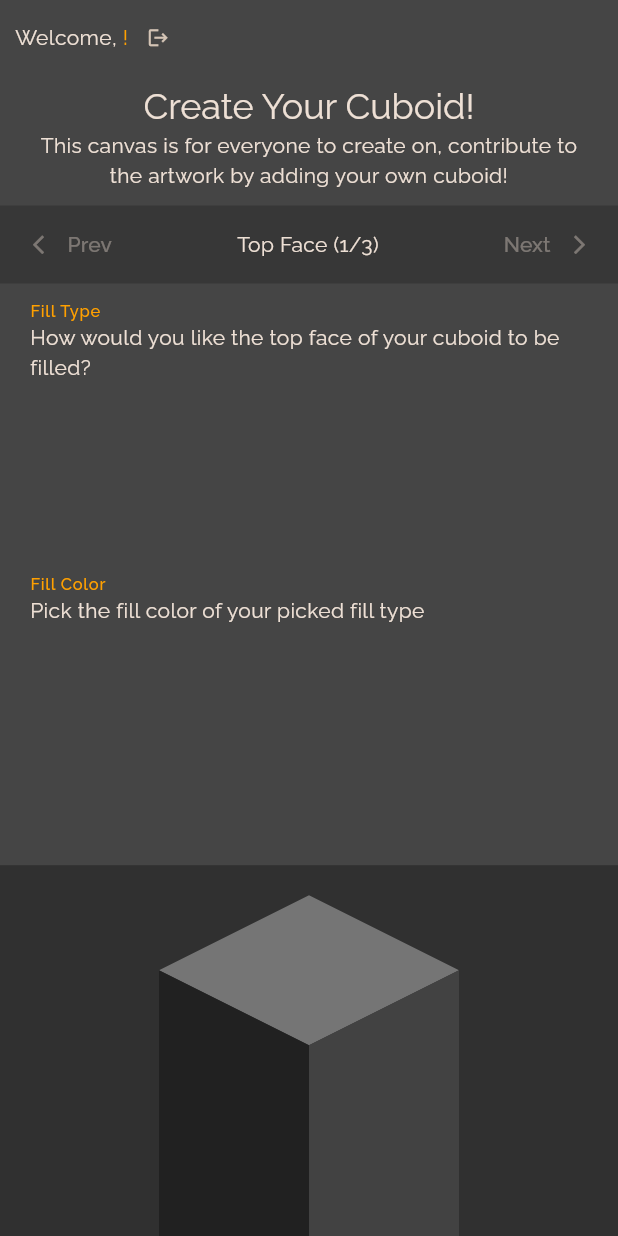
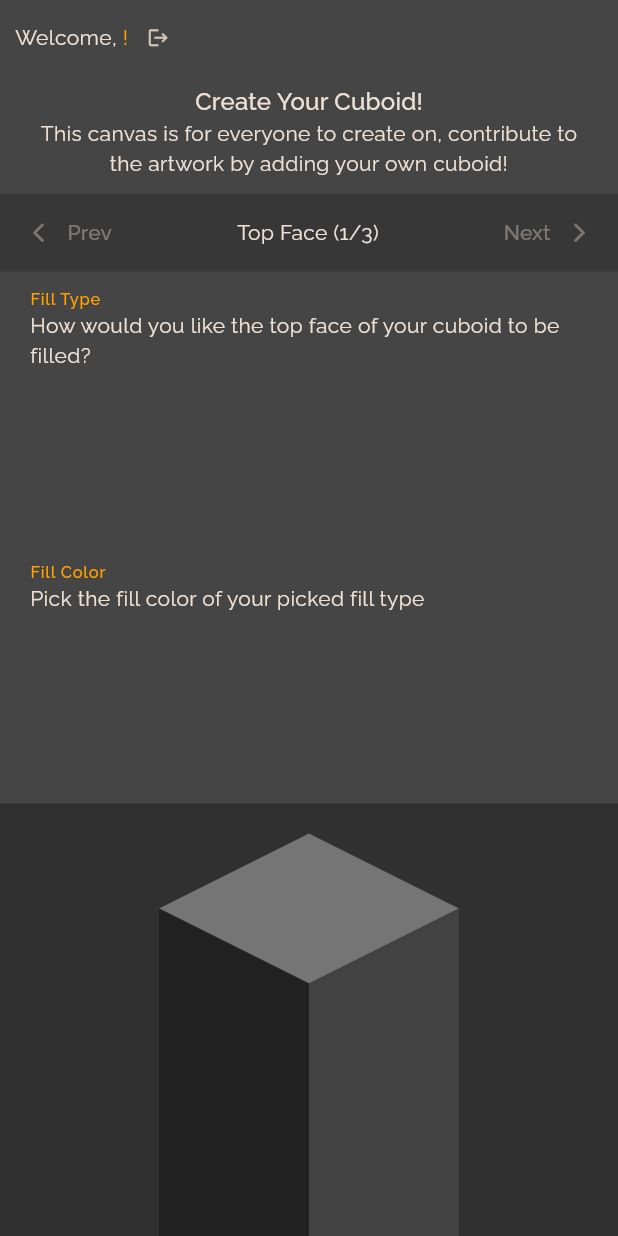
Before and after one commit to Roaa94/gen_art_canvas, a Flutter app: the screen it shows once a user with an empty profile is signed in, on a phone screen of 412 x 824 dp. Run offline on Flutter 3.47's test engine with Material 2 defaults, Android fonts, the phone set to English and light mode, and no system bars; our stand-ins replace cloud_firestore, equatable, firebase_auth, firebase_core, flutter_riverpod; accounts and stored records are empty.

Commit message:
fix: UI fixes

```diff
--- a/lib/cuboids/widgets/cuboids_creator_bottom_sheet.dart
+++ b/lib/cuboids/widgets/cuboids_creator_bottom_sheet.dart
@@ -64,7 +64,7 @@ class _CuboidsCreatorBottomSheetState
 
   @override
   Widget build(BuildContext context) {
-    final cuboidPreviewSectionHeight = MediaQuery.of(context).size.height * 0.3;
+    final cuboidPreviewSectionHeight = MediaQuery.of(context).size.height * 0.35;
     final activeFaceIndex = ref.watch(activeFaceIndexProvider);
     final activeFace = CuboidFaceDirection.values[activeFaceIndex];
     final cuboidFormData = ref.watch(cuboidFormProvider);
@@ -84,7 +84,7 @@ class _CuboidsCreatorBottomSheetState
               children: [
                 Text(
                   'Create Your Cuboid!',
-                  style: Theme.of(context).textTheme.headlineSmall,
+                  style: Theme.of(context).textTheme.titleMedium,
                 ),
                 const Text(
                   'This canvas is for everyone to create on, contribute to the artwork by adding your own cuboid!',
```
